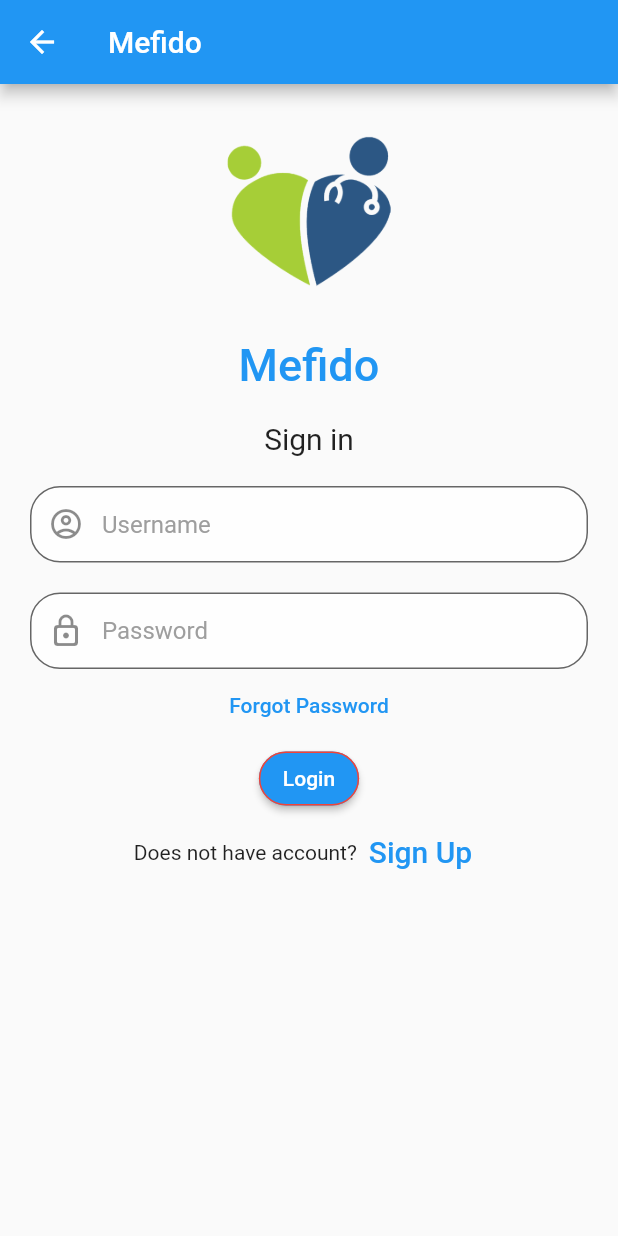
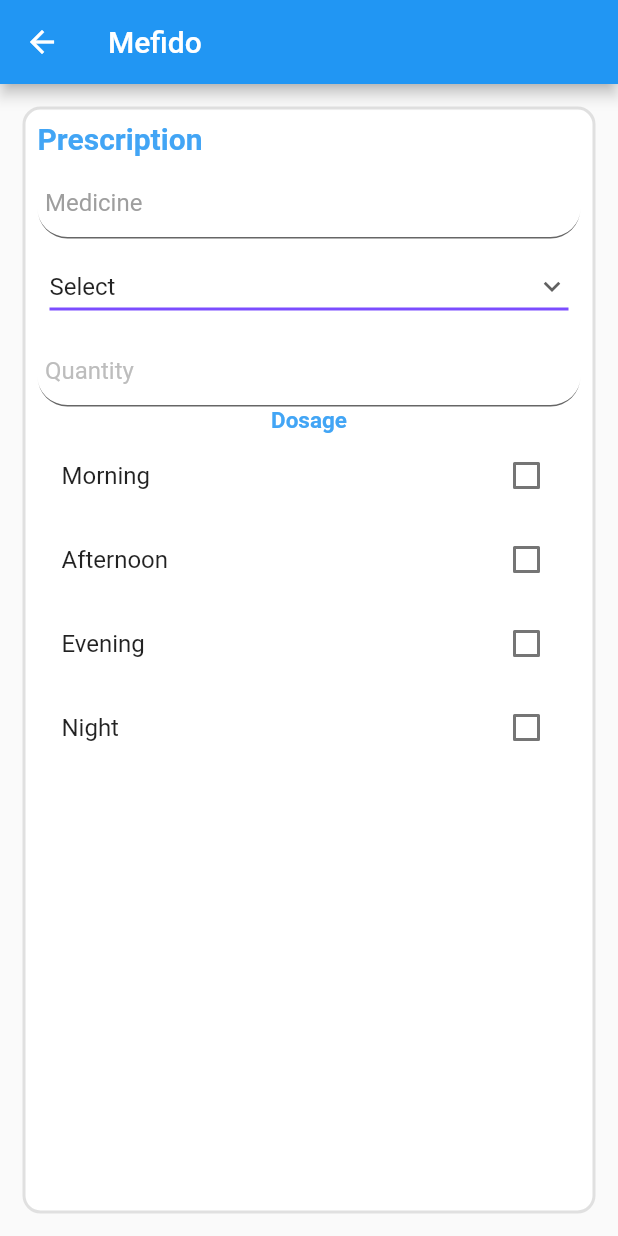
Before and after one commit to rajesh-moorthy/Mefido, a Flutter app: the CaseNotePage screen opened directly, after a tap on "Prescription / Tests", on a phone screen of 412 x 824 dp. Run offline on Flutter 3.47's test engine with Material 2 defaults, Android fonts, the phone set to English and light mode, and no system bars; our stand-ins replace font_awesome_flutter.

Commit message:
Prescription screen design

```diff
--- a/App/lib/casenotes.dart
+++ b/App/lib/casenotes.dart
@@ -1,5 +1,6 @@
 import 'package:flutter/material.dart';
-import 'package:mefido/loginpage.dart';
+//import 'package:font_awesome_flutter/font_awesome_flutter.dart';
+import 'package:mefido/prescriptionpage.dart';
 //import 'package:font_awesome_flutter/font_awesome_flutter.dart';
 
 class CaseNotePage extends StatefulWidget {
@@ -27,7 +28,7 @@ class _CaseNotePageState extends State<CaseNotePage> {
                   padding: EdgeInsets.all(10.0),
                   child: TextFormField(
                     keyboardType: TextInputType.text,
-                    maxLines: 10,
+                    maxLines: 20,
                     controller: caseNoteController,
                     decoration: InputDecoration(
                       floatingLabelBehavior: FloatingLabelBehavior.auto,
@@ -46,71 +47,18 @@ class _CaseNotePageState extends State<CaseNotePage> {
                     ),
                   ),
                 ),
-                Container(
-                    child: Row(
-                  children: <Widget>[
-                    Container(
-                        height: 50,
-                        width: 100.0,
-                        alignment: Alignment.center,
-                        padding: EdgeInsets.fromLTRB(10, 0, 10, 0),
-                        child: ElevatedButton(
-                          style: ButtonStyle(
-                              shape: MaterialStateProperty.all<
-                                      RoundedRectangleBorder>(
-                                  RoundedRectangleBorder(
-                                      borderRadius: BorderRadius.circular(20.0),
-                                      side: BorderSide(color: Colors.red)))),
-                          // textcolor: colors.white,
-                          // color: colors.blue,
-                          child: Text('Login'),
-                          onPressed: () {
-                            Navigator.push(
-                              context,
-                              MaterialPageRoute(
-                                  builder: (context) => LoginPage()),
-                            );
-                            // print(nameController.text);
-                            // print(passwordController.text);
-                          },
-                        )),
-                    // flatbutton(
-                    Container(
-                        height: 50,
-                        width: 100.0,
-                        alignment: Alignment.center,
-                        padding: EdgeInsets.fromLTRB(10, 0, 10, 0),
-                        child: ElevatedButton(
-                          style: ButtonStyle(
-                              shape: MaterialStateProperty.all<
-                                      RoundedRectangleBorder>(
-                                  RoundedRectangleBorder(
-                                      borderRadius: BorderRadius.circular(20.0),
-                                      side: BorderSide(color: Colors.red)))),
-                          // textcolor: colors.white,
-                          // color: colors.blue,
-                          child: Text('Login'),
-                          onPressed: () {
-                            Navigator.push(
-                              context,
-                              MaterialPageRoute(
-                                  builder: (context) => LoginPage()),
-                            );
-                            // print(nameController.text);
-                            // print(passwordController.text);
-                          },
-                        ))
-                  ],
-                  mainAxisAlignment: MainAxisAlignment.center,
-                )),
                 TextButton(
                   onPressed: () {
                     Navigator.push(
                       context,
-                      MaterialPageRoute(builder: (context) => LoginPage()),
+                      MaterialPageRoute(
+                          builder: (context) => PrescriptionPage()),
                     ); //forgot password screen
                   },
-                  child: Text('Prescription / Tests'),
+                  child: Text(
+                    'Prescription / Tests',
+                    style: TextStyle(decoration: TextDecoration.underline),
+                  ),
                 ),
               ],
             )));
--- /dev/null
+++ b/App/lib/prescriptionpage.dart
@@ -0,0 +1,183 @@
+import 'package:flutter/material.dart';
+//import 'package:font_awesome_flutter/font_awesome_flutter.dart';
+// import 'package:grouped_checkbox/grouped_checkbox.dart';
+// import 'package:flutter/scheduler.dart' show timeDilation;
+
+class PrescriptionPage extends StatefulWidget {
+  @override
+  _PrescriptionPageState createState() => _PrescriptionPageState();
+}
+
+class _PrescriptionPageState extends State<PrescriptionPage> {
+  TextEditingController medicineController = TextEditingController();
+  TextEditingController quantityController = TextEditingController();
+  bool _moChecked = false,
+      _anChecked = false,
+      _evChecked = false,
+      _niChecked = false;
+  String dropdownValue = 'Select';
+
+  @override
+  Widget build(BuildContext context) {
+    double deviceWidth = MediaQuery.of(context).size.width;
+    //double deviceHeight = MediaQuery.of(context).size.height;
+
+    return Scaffold(
+        appBar: AppBar(
+          title: Text('Mefido'),
+        ),
+        body: Padding(
+          padding: const EdgeInsets.all(15.0),
+          child: Container(
+              decoration: BoxDecoration(
+                color: Colors.white,
+                border: Border.all(
+                  color: Colors.grey.shade300,
+                  width: 2,
+                ),
+                borderRadius: BorderRadius.circular(12),
+              ),
+              child: ListView(
+                  //listview
+                  padding: const EdgeInsets.all(8),
+                  children: <Widget>[
+                    SizedBox(
+                      width: 150,
+                      height: 30,
+                      child: Text(
+                        'Prescription',
+                        style: TextStyle(
+                            color: Colors.blue[400],
+                            fontSize: 20,
+                            fontWeight: FontWeight.bold), //TextStyle
+                      ),
+                    ),
+                    Container(
+                        width: deviceWidth * 0.80,
+                        child: TextField(
+                          textAlign: TextAlign.left,
+                          controller: medicineController,
+                          keyboardType: TextInputType.text,
+                          decoration: InputDecoration(
+                            hintText: 'Medicine',
+                            hintStyle:
+                                TextStyle(color: Colors.grey, fontSize: 16),
+                            filled: true,
+                            fillColor: Colors.white70,
+                            border: UnderlineInputBorder(
+                              borderRadius: BorderRadius.circular(20),
+                              borderSide: BorderSide(
+                                width: 1,
+                                style: BorderStyle.none,
+                              ),
+                            ),
+                            contentPadding: EdgeInsets.all(5),
+                          ),
+                        )),
+                    Container(
+                      padding: const EdgeInsets.all(8),
+                      width: deviceWidth * 0.50,
+                      child: DropdownButton<String>(
+                        value: dropdownValue,
+                        isExpanded: true,
+                        icon: Icon(Icons.keyboard_arrow_down, size: 22),
+                        underline: Container(
+                          height: 2,
+                          color: Colors.deepPurpleAccent,
+                        ),
+                        items: <String>['Select', 'Tab', 'Cap', 'Inj', 'D']
+                            .map((String value) {
+                          return new DropdownMenuItem<String>(
+                            value: value,
+                            child: new Text(value),
+                          );
+                        }).toList(),
+                        onChanged: (value) {
+                          //Do something with this value
+                          setState(() {
+                            dropdownValue = value;
+                          });
+                        },
+                      ),
+                    ),
+                    Container(
+                        width: deviceWidth * 0.40,
+                        child: TextField(
+                          textAlign: TextAlign.left,
+                          controller: quantityController,
+                          keyboardType: TextInputType.text,
+                          decoration: InputDecoration(
+                            hintText: 'Quantity',
+                            hintStyle: TextStyle(
+                                color: Colors.grey.shade400, fontSize: 16),
+                            filled: true,
+                            fillColor: Colors.white70,
+                            border: UnderlineInputBorder(
+                              borderRadius: BorderRadius.circular(20),
+                              borderSide: BorderSide(
+                                width: 1,
+                                style: BorderStyle.none,
+                              ),
+                            ),
+                            contentPadding: EdgeInsets.all(5),
+                          ),
+                        )),
+                    Container(
+                      child: Text(
+                        'Dosage',
+                        textAlign: TextAlign.center,
+                        style: TextStyle(
+                            color: Colors.blue[400],
+                            fontSize: 15,
+                            fontWeight: FontWeight.bold),
+                      ),
+                    ),
+                    CheckboxListTile(
+                        controlAffinity: ListTileControlAffinity.platform,
+                        title: Text('Morning'),
+                        value: _moChecked,
+                        onChanged: (bool value) {
+                          setState(() {
+                            _moChecked = value;
+                          });
+                        }
+                        //secondary: const Icon(Icons.hourglass_empty),
+                        ),
+                    CheckboxListTile(
+                        controlAffinity: ListTileControlAffinity.platform,
+                        title: Text('Afternoon'),
+                        value: _anChecked,
+                        onChanged: (bool value) {
+                          setState(() {
+                            _anChecked = value;
+                          });
+                        }
+                        //secondary: const Icon(Icons.hourglass_empty),
+                        ),
+                    CheckboxListTile(
+                        controlAffinity: ListTileControlAffinity.platform,
+                        title: Text('Evening'),
+                        value: _evChecked,
+                        onChanged: (bool value) {
+                          setState(() {
+                            _evChecked = value;
+                          });
+                        }
+                        //secondary: const Icon(Icons.hourglass_empty),
+                        ),
+                    CheckboxListTile(
+                        controlAffinity: ListTileControlAffinity.platform,
+                        title: Text('Night'),
+                        value: _niChecked,
+                        onChanged: (bool value) {
+                          setState(() {
+                            _niChecked = value;
+                          });
+                        }
+                        //secondary: const Icon(Icons.hourglass_empty),
+                        ),
+                  ])),
+        ) //Padding
+        ); //Scaffold
+  }
+}
--- a/App/lib/registerpage.dart
+++ b/App/lib/registerpage.dart
@@ -124,8 +124,9 @@ class _RegisterState extends State<RegisterPage> {
                 Container(
                   padding: EdgeInsets.only(left: 5.0, right: 5.0),
                   decoration: BoxDecoration(
-                      border: Border.all(color: Colors.grey),
-                      borderRadius: BorderRadius.circular(3.0)),
+                      border: Border.all(
+                          color: Colors.grey, style: BorderStyle.solid),
+                      borderRadius: BorderRadius.circular(20.0)),
                   child: DropdownButton<String>(
                     value: dropdownValue,
                     isExpanded: true,
```
Also changed, not shown: App/lib/loginpage.dart (+16 -5 lines), App/pubspec.yaml (+8 -3 lines), Documents/PatientTerrms.md.txt (added, +122 -0 lines), App/lib/askforpermissions.dart (added), App/pubspec.lock, 10 other files.
